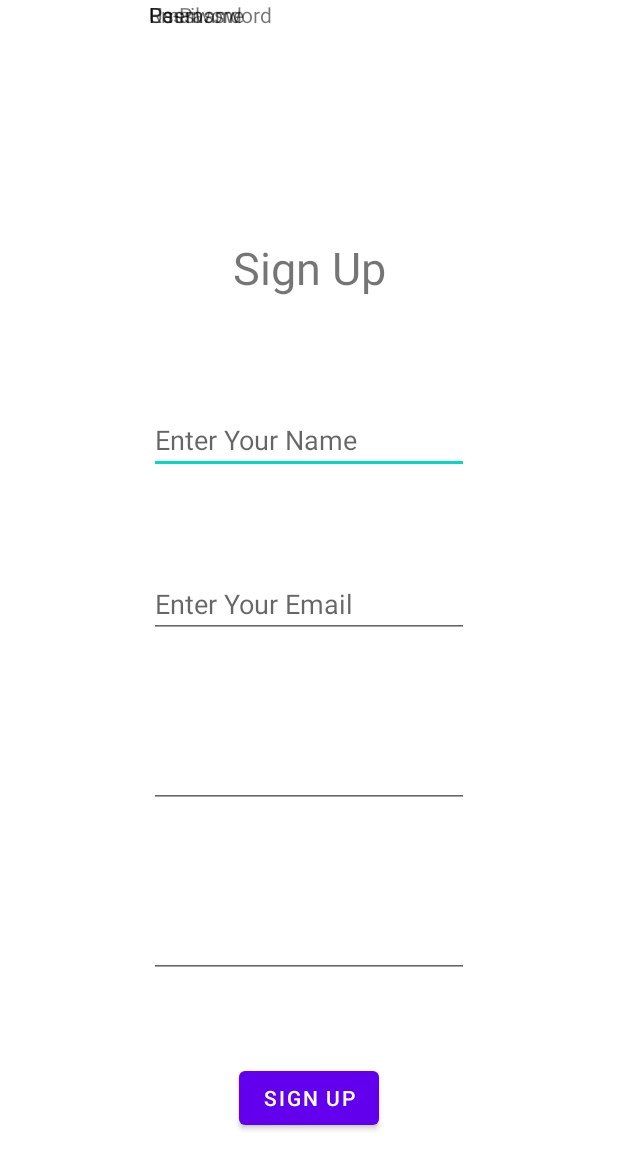
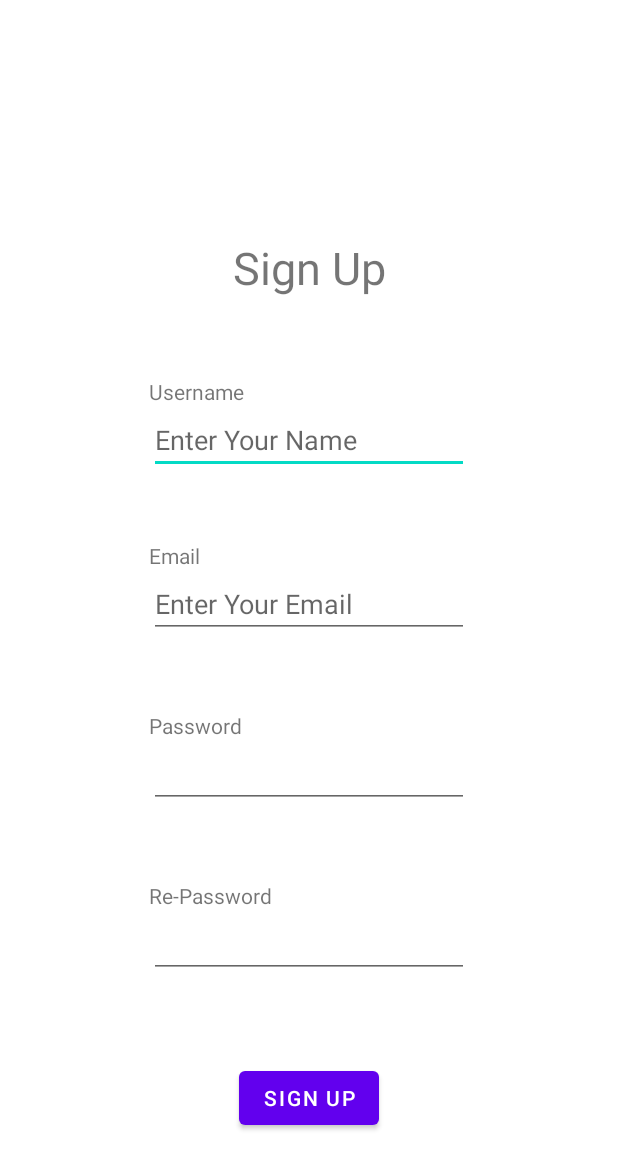
Before and after one commit to chixwei/Financial-Management, an Android app: the SignUp screen opened directly, with no data from a screen before it, on a phone screen of 412 x 824 dp. Shown: the top 1169 px of the screen. Run offline under Robolectric (Android 15) with nearby library versions, the phone set to English and light mode, and no system bars.

Commit message:
login and signup
better alignment and with connected firebase

```diff
--- a/app/build.gradle
+++ b/app/build.gradle
@@ -1,5 +1,6 @@
 plugins {
     id 'com.android.application'
+    id 'com.google.gms.google-services'
 }
 
 android {
@@ -33,6 +34,7 @@ dependencies {
     implementation 'androidx.appcompat:appcompat:1.3.1'
     implementation 'com.google.android.material:material:1.4.0'
     implementation 'androidx.constraintlayout:constraintlayout:2.1.0'
+    implementation 'com.google.firebase:firebase-auth:21.0.1'
     testImplementation 'junit:junit:4.+'
     androidTestImplementation 'androidx.test.ext:junit:1.1.3'
     androidTestImplementation 'androidx.test.espresso:espresso-core:3.4.0'
--- a/app/src/main/AndroidManifest.xml
+++ b/app/src/main/AndroidManifest.xml
@@ -9,8 +9,6 @@
         android:roundIcon="@mipmap/ic_launcher_round"
         android:supportsRtl="true"
         android:theme="@style/Theme.FinancialManagement">
-        <activity android:name=".Login"></activity>
-        <activity android:name=".SignUp" />
         <activity android:name=".Welcome1" />
         <activity android:name=".SplashActivity">
             <intent-filter>
@@ -19,6 +17,8 @@
                 <category android:name="android.intent.category.LAUNCHER" />
             </intent-filter>
         </activity>
+        <activity android:name=".Login"></activity>
+        <activity android:name=".SignUp" />
         <activity android:name=".MainActivity" />
     </application>
 
--- a/app/src/main/java/com/example/financialmanagement/Welcome1.java
+++ b/app/src/main/java/com/example/financialmanagement/Welcome1.java
@@ -21,7 +21,7 @@ public class Welcome1 extends AppCompatActivity {
         skip_button.setOnClickListener(new View.OnClickListener() {
             @Override
             public void onClick(View view) {
-                Intent intent = new Intent(Welcome1.this, MainActivity.class);
+                Intent intent = new Intent(Welcome1.this, Login.class);
                 startActivity(intent);
             }
         });
--- a/app/src/main/res/layout/activity_signup.xml
+++ b/app/src/main/res/layout/activity_signup.xml
@@ -23,8 +23,8 @@
         android:layout_width="wrap_content"
         android:layout_height="wrap_content"
         android:text="@string/uname"
-        app:layout_constraintStart_toStartOf="@+id/signupUname"
-        tools:layout_editor_absoluteY="129dp" />
+        app:layout_constraintBottom_toTopOf="@+id/signupUname"
+        app:layout_constraintStart_toStartOf="@+id/signupUname" />
 
     <EditText
         android:id="@+id/signupUname"
@@ -43,8 +43,8 @@
         android:layout_width="wrap_content"
         android:layout_height="wrap_content"
         android:text="@string/email"
-        app:layout_constraintStart_toStartOf="@+id/signupEmail"
-        tools:layout_editor_absoluteY="243dp" />
+        app:layout_constraintBottom_toTopOf="@+id/signupEmail"
+        app:layout_constraintStart_toStartOf="@+id/signupEmail" />
 
     <EditText
         android:id="@+id/signupEmail"
@@ -63,8 +63,8 @@
         android:layout_width="wrap_content"
         android:layout_height="wrap_content"
         android:text="@string/pswd"
-        app:layout_constraintStart_toStartOf="@+id/signupPassword"
-        tools:layout_editor_absoluteY="356dp" />
+        app:layout_constraintBottom_toTopOf="@+id/signupPassword"
+        app:layout_constraintStart_toStartOf="@+id/signupPassword" />
 
     <EditText
         android:id="@+id/signupPassword"
@@ -82,8 +82,8 @@
         android:layout_width="wrap_content"
         android:layout_height="wrap_content"
         android:text="@string/rePswd"
-        app:layout_constraintStart_toStartOf="@+id/editTextTextPassword2"
-        tools:layout_editor_absoluteY="480dp" />
+        app:layout_constraintBottom_toTopOf="@+id/editTextTextPassword2"
+        app:layout_constraintStart_toStartOf="@+id/editTextTextPassword2" />
 
     <EditText
         android:id="@+id/editTextTextPassword2"
--- a/build.gradle
+++ b/build.gradle
@@ -6,6 +6,7 @@ buildscript {
     }
     dependencies {
         classpath "com.android.tools.build:gradle:4.2.2"
+        classpath 'com.google.gms:google-services:4.3.10'
 
         // NOTE: Do not place your application dependencies here; they belong
         // in the individual module build.gradle files
```
Also changed, not shown: app/src/main/res/layout/activity_login.xml (+9 -9 lines), 1 other file.
